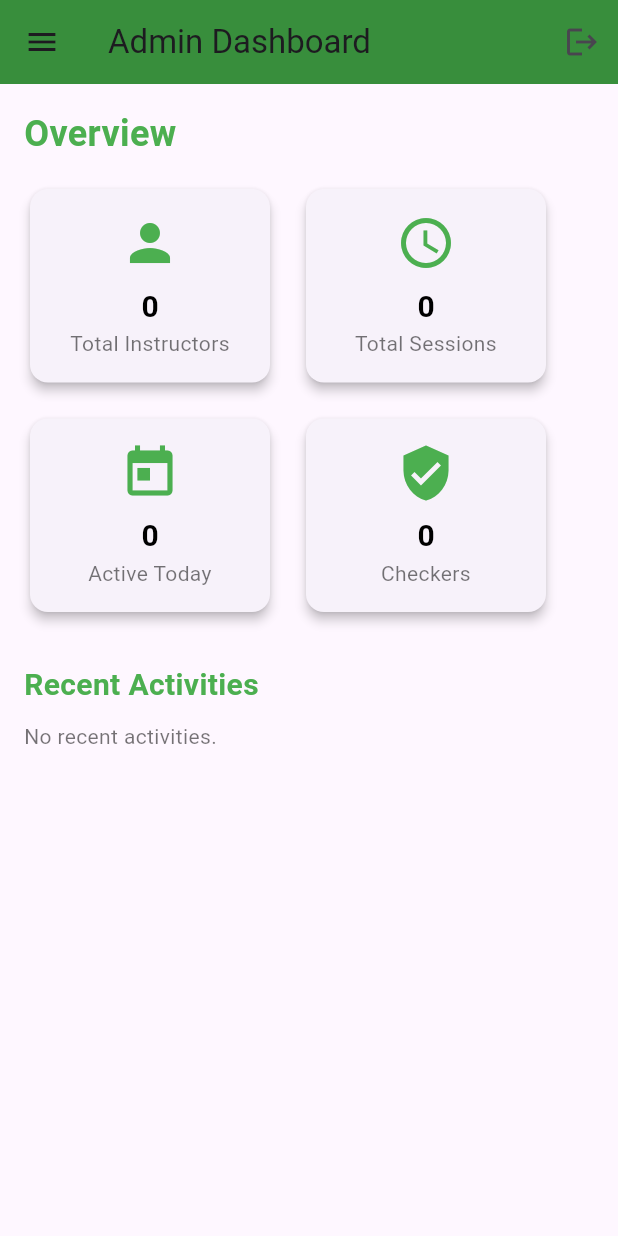
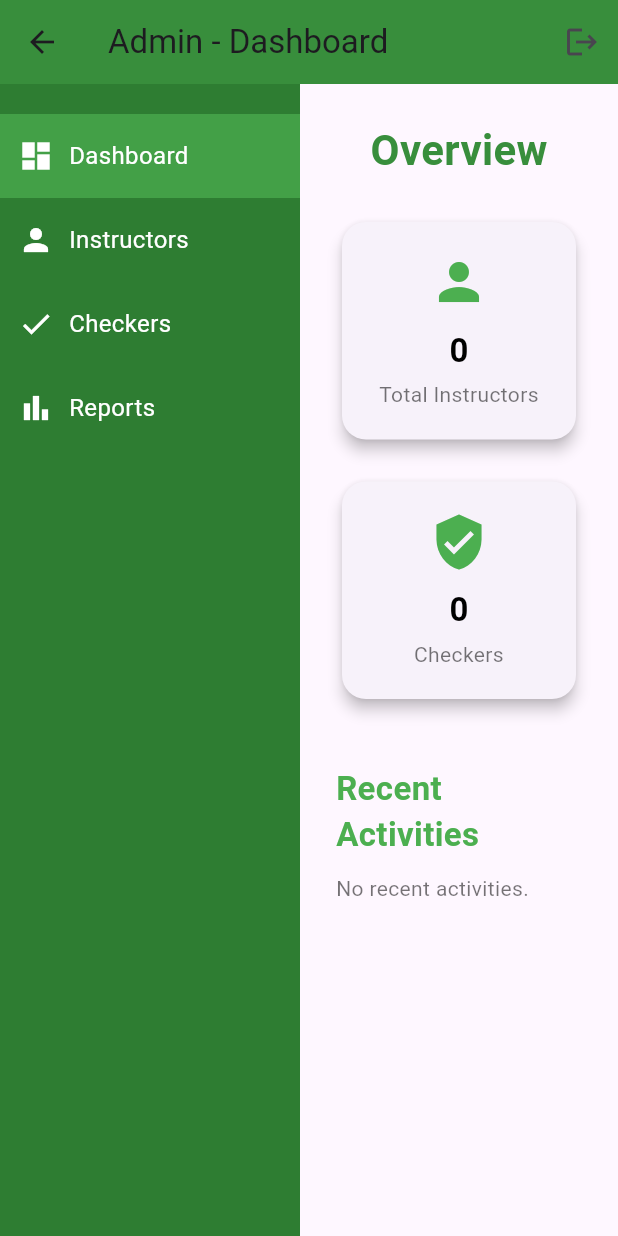
Before and after one commit to AndreMFSomera/SoftD_Lab, a Flutter app: the AdminDashboard screen opened directly, on a phone screen of 412 x 824 dp. Run offline on Flutter 3.47's test engine with Material 3 defaults, Android fonts, the light colour scheme and no system bars.

Commit message:
UI ADMIN 2

```diff
--- a/lib/add_instructor_page.dart
+++ b/lib/add_instructor_page.dart
@@ -71,8 +71,9 @@ class _AddInstructorPageState extends State<AddInstructorPage> {
       child: SingleChildScrollView(
         scrollDirection: Axis.horizontal,
         child: DataTable(
-          headingRowColor:
-              MaterialStateColor.resolveWith((states) => Colors.green.shade100),
+          headingRowColor: WidgetStateColor.resolveWith(
+            (states) => Colors.green.shade100,
+          ),
           columns: const [
             DataColumn(label: Text("Full Name")),
             DataColumn(label: Text("ID Number")),
--- a/lib/admin_dashboard.dart
+++ b/lib/admin_dashboard.dart
@@ -1,15 +1,49 @@
 import 'package:flutter/material.dart';
 import 'add_instructor_page.dart';
 
-class AdminDashboard extends StatelessWidget {
+class AdminDashboard extends StatefulWidget {
   const AdminDashboard({super.key});
+
+  @override
+  State<AdminDashboard> createState() => _AdminDashboardState();
+}
+
+class _AdminDashboardState extends State<AdminDashboard> {
+  int _selectedIndex = 0;
+
+  final List<String> _titles = [
+    'Admin - Dashboard',
+    'Admin - Instructors',
+    'Admin - Checkers',
+    'Admin - Reports',
+  ];
+
+  void _onNavTap(int index) {
+    if (_selectedIndex == index) return;
+
+    setState(() {
+      _selectedIndex = index;
+    });
+
+    if (index == 1) {
+      Navigator.push(
+        context,
+        MaterialPageRoute(builder: (context) => const AddInstructorPage()),
+      ).then((_) {
+        setState(() {
+          _selectedIndex = 0;
+        });
+      });
+    }
+  }
 
   @override
   Widget build(BuildContext context) {
     return Scaffold(
       appBar: AppBar(
-        title: const Text("Admin Dashboard"),
         backgroundColor: Colors.green[700],
+        title: Text(_titles[_selectedIndex]),
+        leading: const Icon(Icons.arrow_back),
         actions: [
           IconButton(
             icon: const Icon(Icons.logout),
@@ -19,80 +53,87 @@ class AdminDashboard extends StatelessWidget {
           ),
         ],
       ),
-      drawer: Drawer(
-        child: ListView(
-          padding: EdgeInsets.zero,
+      body: Row(
         children: [
-            DrawerHeader(
-              decoration: BoxDecoration(color: Colors.green[700]),
-              child: const Text(
-                "Menu",
-                style: TextStyle(color: Colors.white, fontSize: 24),
+          // Left Navigation – placed below the AppBar now
+          Container(
+            width: 200,
+            color: Colors.green[800],
+            child: Column(
+              children: [
+                const SizedBox(height: 20), // spacing under AppBar
+                _buildNavItem(Icons.dashboard, "Dashboard", 0),
+                _buildNavItem(Icons.person, "Instructors", 1),
+                _buildNavItem(Icons.check, "Checkers", 2),
+                _buildNavItem(Icons.bar_chart, "Reports", 3),
+              ],
             ),
           ),
-            ListTile(
-              leading: const Icon(Icons.dashboard, color: Colors.green),
-              title: const Text("Dashboard"),
-              onTap: () {
-                Navigator.pop(context);
-              },
+
+          // Main content
+          Expanded(
+            child: _selectedIndex == 0
+                ? _buildDashboardContent()
+                : _buildPlaceholder(),
           ),
-            ListTile(
-              leading: const Icon(Icons.person, color: Colors.green),
-              title: const Text("Manage Instructors"),
-              onTap: () {
-                Navigator.pop(context);
-                Navigator.push(
-                  context,
-                  MaterialPageRoute(builder: (context) => const AddInstructorPage()),
+        ],
+      ),
     );
-              },
-            ),
-            ListTile(
-              leading: const Icon(Icons.check, color: Colors.green),
-              title: const Text("Manage Checkers"),
-              onTap: () {
-                // TODO: Add checker management logic
-              },
-            ),
-            ListTile(
-              leading: const Icon(Icons.bar_chart, color: Colors.green),
-              title: const Text("Reports"),
-              onTap: () {
-                // TODO: Add report viewing logic
-              },
+  }
+
+  Widget _buildNavItem(IconData icon, String label, int index) {
+    bool isSelected = _selectedIndex == index;
+    return InkWell(
+      onTap: () => _onNavTap(index),
+      child: Container(
+        color: isSelected ? Colors.green[600] : Colors.transparent,
+        padding: const EdgeInsets.symmetric(vertical: 16.0, horizontal: 12),
+        child: Row(
+          children: [
+            Icon(icon, color: Colors.white),
+            const SizedBox(width: 10),
+            Text(
+              label,
+              style: const TextStyle(color: Colors.white, fontSize: 16),
             ),
           ],
         ),
       ),
-      body: Padding(
-        padding: const EdgeInsets.all(16.0),
+    );
+  }
+
+  Widget _buildDashboardContent() {
+    return Padding(
+      padding: const EdgeInsets.all(24.0),
       child: ListView(
         children: [
-            const Text(
+          Center(
+            child: Text(
               "Overview",
               style: TextStyle(
-                fontSize: 24,
+                fontSize: 28,
                 fontWeight: FontWeight.bold,
-                color: Colors.green,
+                color: Colors.green[700],
               ),
             ),
-            const SizedBox(height: 16),
-            Wrap(
-              spacing: 16,
-              runSpacing: 16,
+          ),
+          const SizedBox(height: 24),
+          Center(
+            child: Wrap(
+              spacing: 20,
+              runSpacing: 20,
+              alignment: WrapAlignment.center,
               children: [
                 _buildStatCard("Total Instructors", "0", Icons.person),
-                _buildStatCard("Total Sessions", "0", Icons.schedule),
-                _buildStatCard("Active Today", "0", Icons.today),
                 _buildStatCard("Checkers", "0", Icons.verified_user),
               ],
             ),
-            const SizedBox(height: 30),
+          ),
+          const SizedBox(height: 40),
           const Text(
             "Recent Activities",
             style: TextStyle(
-                fontSize: 20,
+              fontSize: 22,
               fontWeight: FontWeight.w600,
               color: Colors.green,
             ),
@@ -104,37 +145,47 @@ class AdminDashboard extends StatelessWidget {
           ),
         ],
       ),
-      ),
     );
   }
 
   Widget _buildStatCard(String title, String count, IconData icon) {
     return Card(
-      elevation: 3,
-      shape: RoundedRectangleBorder(borderRadius: BorderRadius.circular(12)),
+      elevation: 4,
+      shape: RoundedRectangleBorder(borderRadius: BorderRadius.circular(16)),
       child: Container(
         width: 160,
-        padding: const EdgeInsets.all(16),
+        padding: const EdgeInsets.symmetric(vertical: 20, horizontal: 10),
         child: Column(
+          mainAxisSize: MainAxisSize.min,
           children: [
             Icon(icon, size: 40, color: Colors.green),
-            const SizedBox(height: 8),
+            const SizedBox(height: 10),
             Text(
               count,
               style: const TextStyle(
-                fontSize: 20,
+                fontSize: 22,
                 fontWeight: FontWeight.bold,
                 color: Colors.black,
               ),
             ),
+            const SizedBox(height: 4),
             Text(
               title,
               textAlign: TextAlign.center,
-              style: const TextStyle(color: Colors.black54),
+              style: const TextStyle(fontSize: 14, color: Colors.black54),
             ),
           ],
         ),
       ),
     );
   }
+
+  Widget _buildPlaceholder() {
+    return const Center(
+      child: Text(
+        "Feature not yet implemented.",
+        style: TextStyle(fontSize: 18, color: Colors.grey),
+      ),
+    );
   }
+}
--- a/lib/checker_dashboard.dart
+++ b/lib/checker_dashboard.dart
@@ -27,7 +27,7 @@ class _CheckerDashboardState extends State<CheckerDashboard> {
 
   void _saveAttendance() {
     if (_formKey.currentState!.validate() && attendanceStatus != null) {
-      final dateStr = "${now.toLocal().toString().split(' ')[0]}";
+      final dateStr = now.toLocal().toString().split(' ')[0];
       final timeStr = now.toLocal().toString().split(' ')[1].split('.').first;
 
       setState(() {
@@ -44,19 +44,19 @@ class _CheckerDashboardState extends State<CheckerDashboard> {
         attendanceStatus = null;
       });
 
-      ScaffoldMessenger.of(context).showSnackBar(
-        const SnackBar(content: Text("Attendance saved!")),
-      );
+      ScaffoldMessenger.of(
+        context,
+      ).showSnackBar(const SnackBar(content: Text("Attendance saved!")));
     } else {
-      ScaffoldMessenger.of(context).showSnackBar(
-        const SnackBar(content: Text("Please complete the form")),
-      );
+      ScaffoldMessenger.of(
+        context,
+      ).showSnackBar(const SnackBar(content: Text("Please complete the form")));
     }
   }
 
   Widget _buildAttendanceForm() {
-    final dateStr = "${now.toLocal().toString().split(' ')[0]}";
-    final timeStr = "${now.toLocal().toString().split(' ')[1].split('.').first}";
+    final dateStr = now.toLocal().toString().split(' ')[0];
+    final timeStr = now.toLocal().toString().split(' ')[1].split('.').first;
 
     return Center(
       child: Container(
```
Lines whose indentation alone changed are shown as unchanged.
